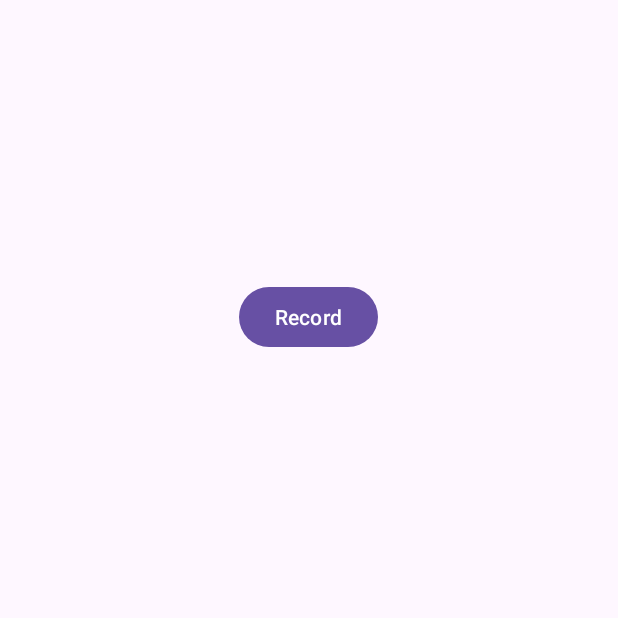
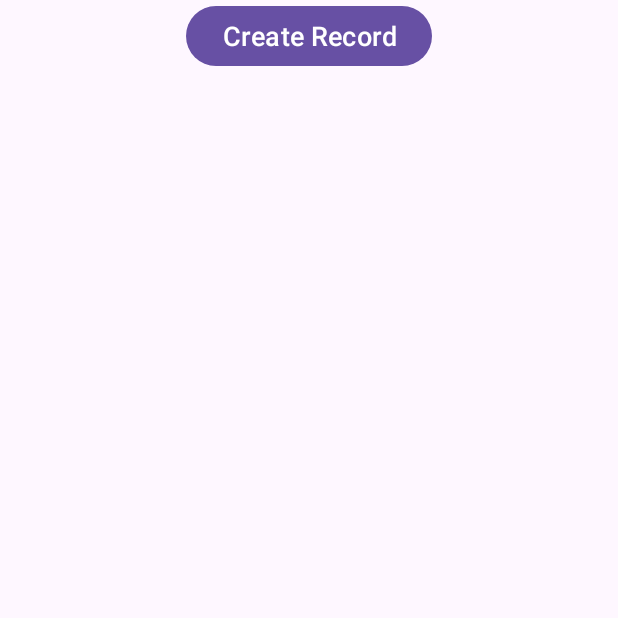
Before and after one commit to yljunsenido-hub/MediVoice, an Android app: the HomePage screen opened directly, with no data from a screen before it, after a tap on "Speech to Text", on a phone screen of 412 x 824 dp, the top half of it. Run offline under Robolectric (Android 15) with nearby library versions, the phone set to English and light mode, and no system bars; our stand-ins replace Firebase (no records; nobody signed in at launch, a user with empty details on screens opened directly); 2 other taps on this screen came first.

```diff
--- a/app/src/main/AndroidManifest.xml
+++ b/app/src/main/AndroidManifest.xml
@@ -20,6 +20,9 @@
         android:supportsRtl="true"
         android:theme="@style/Theme.MediVoice"
         tools:targetApi="31">
+        <activity
+            android:name=".RecordSpeechToText"
+            android:exported="false" />
         <activity
             android:name=".TextToSpeech"
             android:exported="false" />
--- a/app/src/main/java/com/example/medivoice/HomePage.java
+++ b/app/src/main/java/com/example/medivoice/HomePage.java
@@ -52,7 +52,7 @@ public class HomePage extends AppCompatActivity {
         });
 
         voiceButton.setOnClickListener(v -> {
-            Intent voiceIntent = new Intent(HomePage.this, TextToSpeech.class);
+            Intent voiceIntent = new Intent(HomePage.this, RecordSpeechToText.class);
             startActivity(voiceIntent);
         });
 
--- /dev/null
+++ b/app/src/main/java/com/example/medivoice/RecordSpeechToText.java
@@ -0,0 +1,32 @@
+package com.example.medivoice;
+
+import android.content.Intent;
+import android.os.Bundle;
+import android.widget.Button;
+
+import androidx.activity.EdgeToEdge;
+import androidx.appcompat.app.AppCompatActivity;
+import androidx.core.graphics.Insets;
+import androidx.core.view.ViewCompat;
+import androidx.core.view.WindowInsetsCompat;
+
+public class RecordSpeechToText extends AppCompatActivity {
+
+    @Override
+    protected void onCreate(Bundle savedInstanceState) {
+        super.onCreate(savedInstanceState);
+        EdgeToEdge.enable(this);
+        setContentView(R.layout.activity_record_speech_to_text);
+        ViewCompat.setOnApplyWindowInsetsListener(findViewById(R.id.main), (v, insets) -> {
+            Insets systemBars = insets.getInsets(WindowInsetsCompat.Type.systemBars());
+            v.setPadding(systemBars.left, systemBars.top, systemBars.right, systemBars.bottom);
+            return insets;
+        });
+
+        Button createButton = findViewById(R.id.createButton);
+        createButton.setOnClickListener(v -> {
+            Intent intent = new Intent(RecordSpeechToText.this, TextToSpeech.class);
+            startActivity(intent);
+        });
+    }
+}
--- /dev/null
+++ b/app/src/main/res/layout/activity_record_speech_to_text.xml
@@ -0,0 +1,25 @@
+<?xml version="1.0" encoding="utf-8"?>
+<LinearLayout xmlns:android="http://schemas.android.com/apk/res/android"
+    xmlns:app="http://schemas.android.com/apk/res-auto"
+    xmlns:tools="http://schemas.android.com/tools"
+    android:id="@+id/main"
+    android:orientation="vertical"
+    android:layout_width="match_parent"
+    android:layout_height="match_parent"
+    tools:context=".RecordSpeechToText">
+
+    <ScrollView
+        android:layout_width="wrap_content"
+        android:layout_height="wrap_content">
+
+    </ScrollView>
+
+    <Button
+        android:id="@+id/createButton"
+        android:layout_width="wrap_content"
+        android:layout_height="wrap_content"
+        android:textSize="18sp"
+        android:layout_gravity="center"
+        android:text="Create Record"/>
+
+</LinearLayout>
```
Also changed, not shown: app/src/main/java/com/example/medivoice/TextToSpeech.java (+37 -2 lines), app/src/main/res/layout/activity_text_to_speech.xml (+7 -0 lines).
